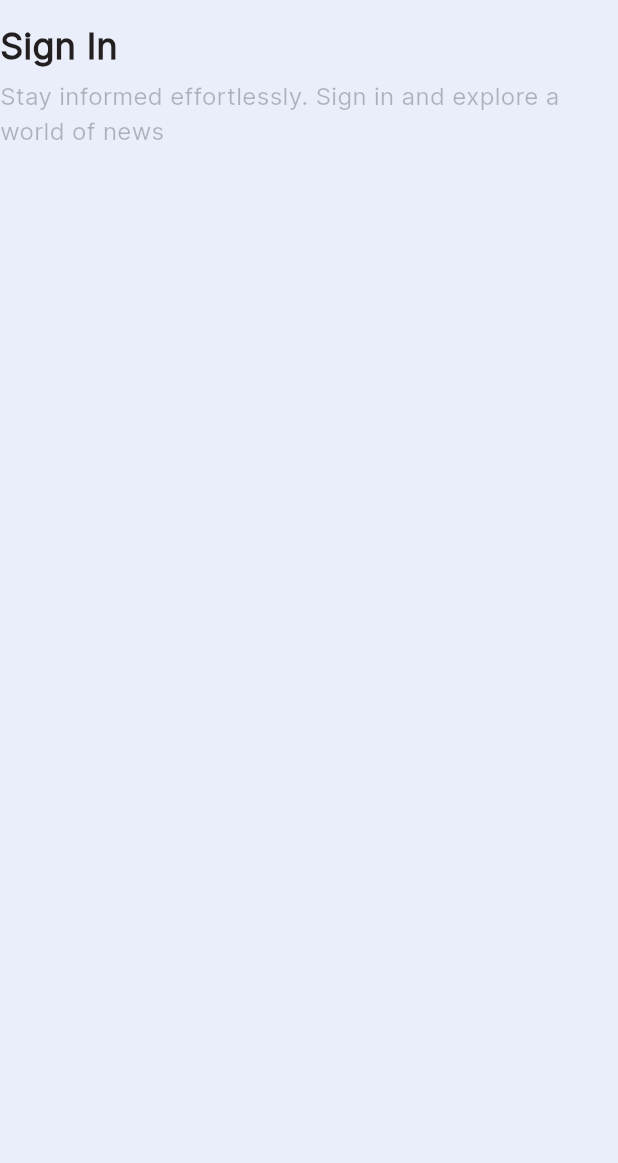
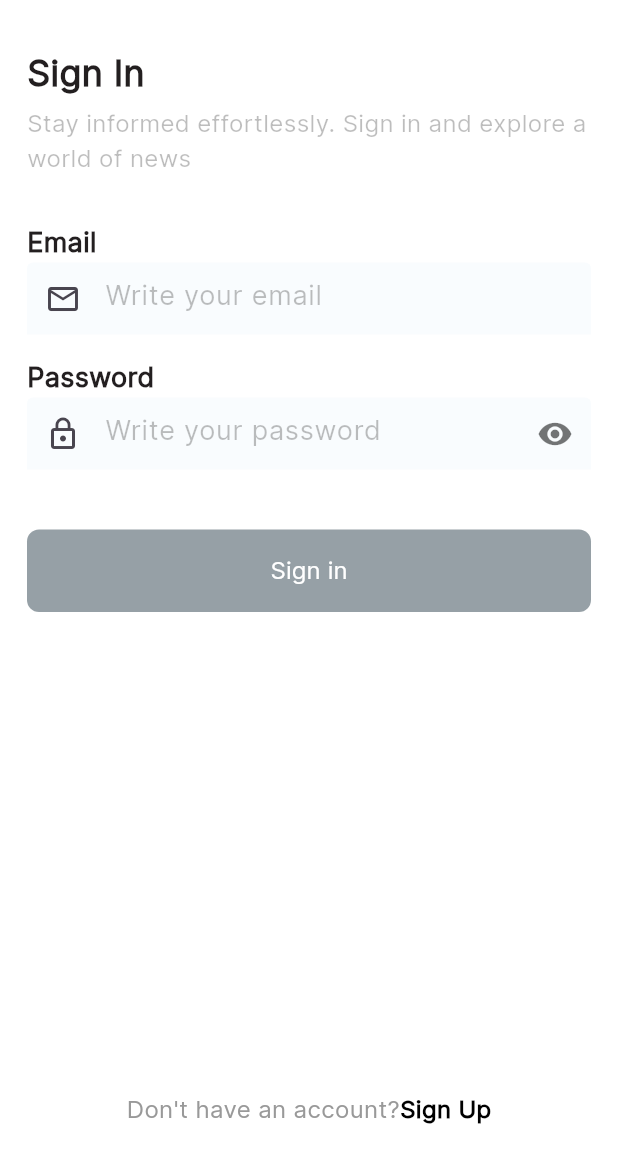
Before and after one commit to Mohamedgamaal16/lask_news_app, a Flutter app: the screen it shows after launch, on a phone screen of 412 x 824 dp. Shown: the top 1163 px of the screen. Run offline on Flutter 3.47's test engine with Material 3 defaults, Android fonts, the light colour scheme and no system bars; our stand-ins replace go_router; project files that could hold a hidden picture were left out.

Commit message:
sign in ui done

```diff
--- /dev/null
+++ b/devtools_options.yaml
@@ -0,0 +1 @@
+extensions:
--- a/lib/features/login/presention/login_view.dart
+++ b/lib/features/login/presention/login_view.dart
@@ -1,5 +1,4 @@
 import 'package:flutter/material.dart';
-import 'package:trendspot_newes_app/core/utils/constants.dart';
 import 'package:trendspot_newes_app/features/login/presention/widgets/login_view_body.dart';
 
 class LogInView extends StatelessWidget {
@@ -9,7 +8,11 @@ class LogInView extends StatelessWidget {
   Widget build(BuildContext context) {
     return const SafeArea(
       child: Scaffold(
-          backgroundColor: AppColors.kPrimaryColor, body: LogInViewBody()),
+          backgroundColor: Colors.white,
+          body: Padding(
+            padding: EdgeInsets.all(18.0),
+            child: LogInViewBody(),
+          )),
     );
   }
 }
--- /dev/null
+++ b/lib/features/login/presention/widgets/custom_button.dart
@@ -0,0 +1,25 @@
+import 'package:flutter/material.dart';
+import 'package:trendspot_newes_app/core/utils/app_styles.dart';
+
+class CustomButton extends StatelessWidget {
+  const CustomButton({super.key, required this.color});
+  final Color color;
+  @override
+  Widget build(BuildContext context) {
+    return SizedBox(height: 55,
+      child: ElevatedButton(
+        style: ElevatedButton.styleFrom(
+          shape: RoundedRectangleBorder(borderRadius: BorderRadius.circular(8)),
+          elevation: 0,
+          backgroundColor: color,
+        ),
+        onPressed: () {},
+        child: Text(
+          'Sign in',
+          style: AppStyles.interStyleRegular16(context)
+              .copyWith(color: Colors.white),
+        ),
+      ),
+    );
+  }
+}
--- a/lib/features/login/presention/widgets/custom_input_field.dart
+++ b/lib/features/login/presention/widgets/custom_input_field.dart
@@ -9,7 +9,7 @@ class CustomInputField extends StatefulWidget {
       this.suffixIcon = false,
       this.isDense,
       this.obscureText = false,
-      this.controller});
+      this.controller, required this.prefixIcon});
 
   final String labelText;
   final String hintText;
@@ -17,6 +17,7 @@ class CustomInputField extends StatefulWidget {
   final bool? isDense;
   final bool obscureText;
   final TextEditingController? controller;
+  final Icon prefixIcon;
 
   @override
   State<CustomInputField> createState() => _CustomInputFieldState();
@@ -27,15 +28,19 @@ class _CustomInputFieldState extends State<CustomInputField> {
 
   @override
   Widget build(BuildContext context) {
-    return Expanded(
-      child: Column(
-        mainAxisAlignment: MainAxisAlignment.start,
+    return Column(
+      crossAxisAlignment: CrossAxisAlignment.start,
       children: [
         Text(
           widget.labelText,
           style: AppStyles.interStyleSemiBold18(context),
         ),
-          TextFormField(
+        Container(
+          decoration: ShapeDecoration(
+              shape: RoundedRectangleBorder(
+            borderRadius: BorderRadius.circular(10),
+          )),
+          child: TextFormField(
             autovalidateMode: AutovalidateMode.onUserInteraction,
             validator: (textValue) {
               if (textValue == null || textValue.isEmpty) {
@@ -45,7 +50,13 @@ class _CustomInputFieldState extends State<CustomInputField> {
               }
             },
             obscureText: (widget.obscureText && _obscureText),
-            decoration: InputDecoration(
+            decoration: InputDecoration(prefixIcon:widget.prefixIcon,
+                border: removeBorder(),
+                enabledBorder: removeBorder(),
+                focusedBorder: removeBorder(),
+                disabledBorder: removeBorder(),
+                fillColor: const Color(0xFFF9FCFE),
+                filled: true,
                 isDense: (widget.isDense != null) ? widget.isDense : false,
                 suffixIcon: widget.suffixIcon
                     ? IconButton(
@@ -69,9 +80,14 @@ class _CustomInputFieldState extends State<CustomInputField> {
                 hintStyle: AppStyles.interStyleSemiBold18(context).copyWith(
                     fontWeight: FontWeight.w400, color: Colors.black26)),
             controller: widget.controller,
+          ),
         )
       ],
-      ),
     );
   }
+
+  UnderlineInputBorder removeBorder() {
+    return const UnderlineInputBorder(
+        borderSide: BorderSide(style: BorderStyle.none));
   }
+}
--- a/lib/features/login/presention/widgets/login_view_body.dart
+++ b/lib/features/login/presention/widgets/login_view_body.dart
@@ -1,4 +1,7 @@
 import 'package:flutter/material.dart';
+import 'package:trendspot_newes_app/core/utils/app_styles.dart';
+import 'package:trendspot_newes_app/features/login/presention/widgets/custom_button.dart';
+import 'package:trendspot_newes_app/features/login/presention/widgets/custom_input_field.dart';
 import 'package:trendspot_newes_app/features/login/presention/widgets/sign_in_header.dart';
 
 class LogInViewBody extends StatelessWidget {
@@ -6,6 +9,72 @@ class LogInViewBody extends StatelessWidget {
 
   @override
   Widget build(BuildContext context) {
-    return const Column(children: [SignInHeader(),]);
+    return const Column(
+        mainAxisAlignment: MainAxisAlignment.center,
+        crossAxisAlignment: CrossAxisAlignment.start,
+        children: [
+          SignInHeader(),
+          SizedBox(
+            height: 32,
+          ),
+          CustomInputField(
+            labelText: 'Email',
+            hintText: 'Write your email',
+            prefixIcon: Icon(Icons.email_outlined),
+          ),
+          SizedBox(
+            height: 16,
+          ),
+          CustomInputField(
+            labelText: 'Password',
+            hintText: 'Write your password',
+            prefixIcon: Icon(Icons.lock_outline),
+            suffixIcon: true,
+            obscureText: true,
+          ),
+          SizedBox(
+            height: 40,
+          ),
+          Row(
+            children: [
+              Expanded(
+                  child: CustomButton(
+                color: Color(0xFF96A0A6),
+              )),
+            ],
+          ),
+          Spacer(
+            flex: 1,
+          ),
+          CustomFooter(),
+          SizedBox(
+            height: 55,
+          )
+        ]);
   }
 }
+
+class CustomFooter extends StatelessWidget {
+  const CustomFooter({
+    super.key,
+  });
+
+  @override
+  Widget build(BuildContext context) {
+    return Row(
+      mainAxisAlignment: MainAxisAlignment.center,
+      children: [
+        Text(
+          "Don't have an account?",
+          style: AppStyles.interStyleRegular16(context)
+              .copyWith(color: const Color(0xFF999999)),
+        ),
+        Text(
+          'Sign Up',
+          style: AppStyles.interStyleSemiBold16(context)
+              .copyWith(color: Colors.black),
+        )
+      ],
+    );
+  }
+}
```
Lines whose indentation alone changed are shown as unchanged.
